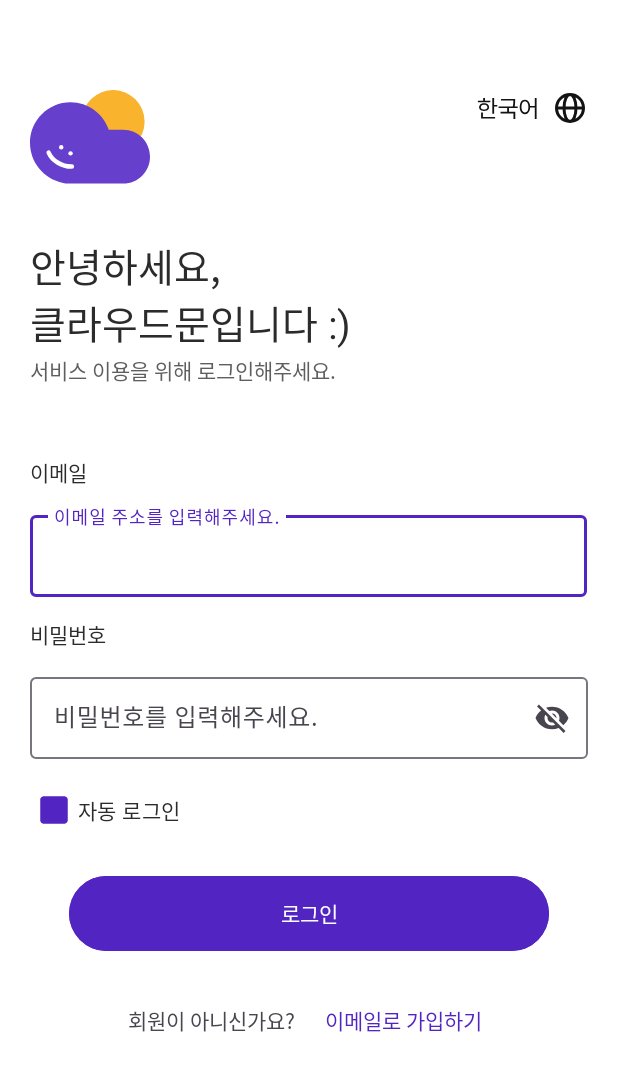
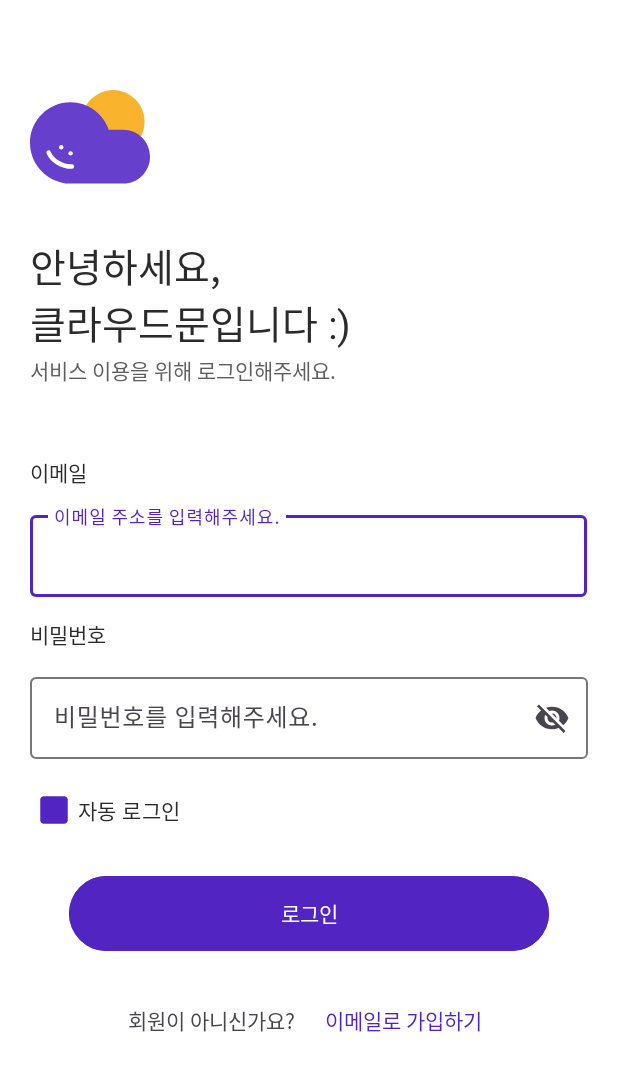
Before and after one commit to ihb0301/CloudMoon, an Android app: the LoginActivity screen opened directly, with no data from a screen before it, on a phone screen of 412 x 824 dp. Shown: the top 1071 px of the screen. Run offline under Robolectric (Android 15) with nearby library versions, the phone set to English and light mode, and no system bars.

Commit message:
로그인 화면: 현재 언어 표시 이미지뷰 삭제

```diff
--- a/app/src/main/res/layout/activity_login.xml
+++ b/app/src/main/res/layout/activity_login.xml
@@ -146,13 +146,4 @@
         app:layout_constraintStart_toStartOf="parent"
         app:layout_constraintTop_toTopOf="parent" />
 
-    <ImageView
-        android:id="@+id/imageView5"
-        android:layout_width="wrap_content"
-        android:layout_height="wrap_content"
-        android:layout_marginTop="60dp"
-        android:layout_marginEnd="20dp"
-        app:layout_constraintEnd_toEndOf="parent"
-        app:layout_constraintTop_toTopOf="parent"
-        app:srcCompat="@drawable/login_lang_kr" />
 </androidx.constraintlayout.widget.ConstraintLayout>
```
